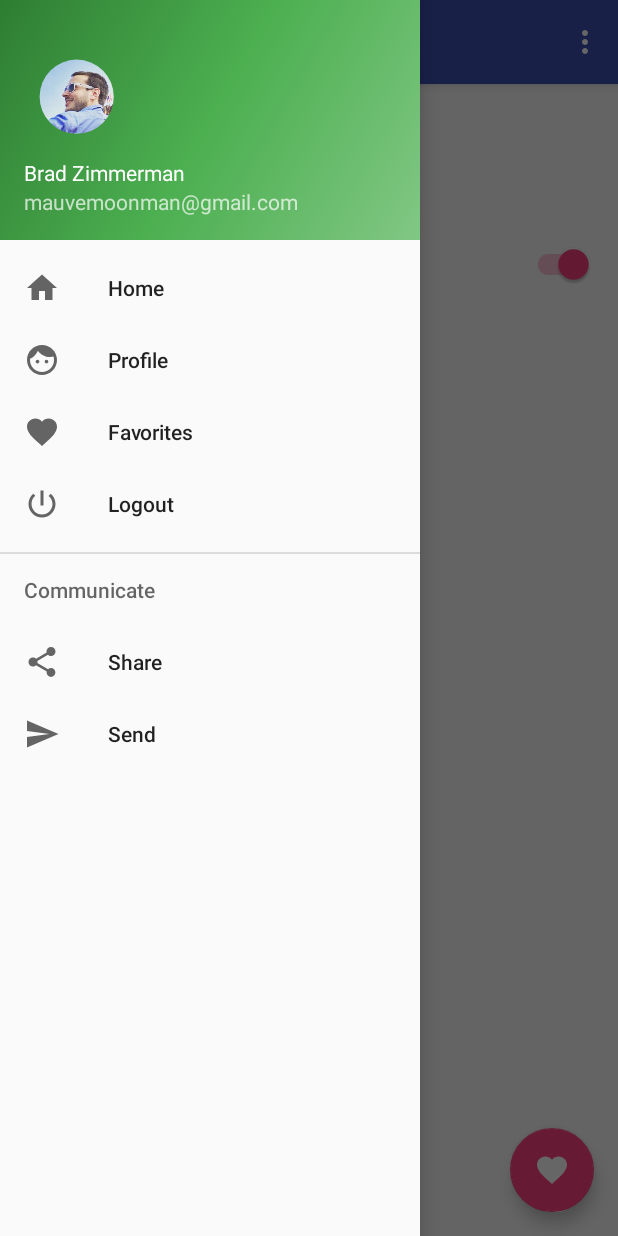
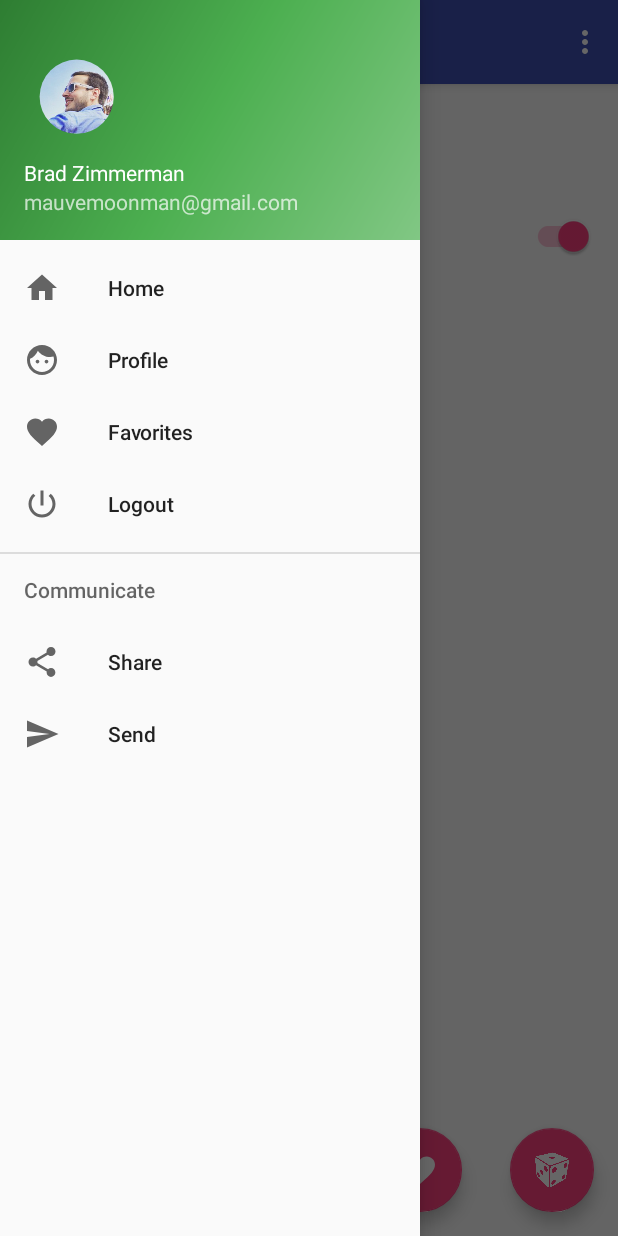
Before and after one commit to BradZzz/RedShuffle, an Android app: the screen it shows after launch (MainActivity), with the side drawer open, on a phone screen of 412 x 824 dp. Run offline under Robolectric (Android 15) with nearby library versions, the phone set to English and light mode, and no system bars; libraries missing offline, so code that uses them is left out: com.koushikdutta.ion; pictures from the network do not load.

Commit message:
first commit

```diff
--- a/app/src/main/java/com/bradz/dotdashdot/randomreddit/activity/MainActivity.java
+++ b/app/src/main/java/com/bradz/dotdashdot/randomreddit/activity/MainActivity.java
@@ -28,11 +28,14 @@ import android.support.v7.widget.Toolbar;
 import android.view.Menu;
 import android.view.MenuItem;
 import android.view.ViewGroup;
+import android.view.animation.Animation;
+import android.view.animation.AnimationUtils;
 import android.widget.Button;
 import android.widget.CompoundButton;
 import android.widget.CursorAdapter;
 import android.widget.ImageView;
 import android.widget.ListView;
+import android.widget.ScrollView;
 import android.widget.TextView;
 import android.widget.Toast;
 
@@ -48,6 +51,7 @@ import java.util.Date;
 public class MainActivity extends AppCompatActivity implements NavigationView.OnNavigationItemSelectedListener {
     private CursorAdapter mCursorAdapter;
     ContentResolver mResolver;
+    private Context self;
 
     private TextView mUpdatedTextView;
     private String TAG = this.getClass().getCanonicalName();
@@ -69,17 +73,19 @@ public class MainActivity extends AppCompatActivity implements NavigationView.On
 
     private View titleToolbar;
     private TextView tView;
+    private ListView listView;
 
     @Override
     protected void onCreate(Bundle savedInstanceState) {
         super.onCreate(savedInstanceState);
         setContentView(R.layout.activity_main);
+        self = this;
 
         sharedpreferences = getSharedPreferences(Statics.SHAREDSETTINGS, Context.MODE_PRIVATE);
         subredditpreferences = getSharedPreferences(Statics.CURRENTSUB, Context.MODE_PRIVATE);
 
         initToolbar();
-        initButtons();
+        //initButtons();
         initWidgets();
         initActionBar();
 
@@ -91,8 +97,6 @@ public class MainActivity extends AppCompatActivity implements NavigationView.On
         Cursor existingStocksCursor = getContentResolver().query(StockPriceContentProvider.CONTENT_URI,null,null,null,null);
 
         tView = ((TextView) titleToolbar.findViewById(R.id.title));
-
-        setDate();
 
         mCursorAdapter = new CursorAdapter(this,existingStocksCursor,0) {
             @Override
@@ -151,12 +155,16 @@ public class MainActivity extends AppCompatActivity implements NavigationView.On
                         startActivity(i);
                     }
                 });
+
+                //setDescription();
             }
         };
 
 
-        ListView listView = (ListView) findViewById(R.id.stock_price_list);
+        listView = (ListView) findViewById(R.id.stock_price_list);
         listView.setAdapter(mCursorAdapter);
+
+        setDate();
         decideSync();
     }
 
@@ -196,12 +204,6 @@ public class MainActivity extends AppCompatActivity implements NavigationView.On
     private void startSync(){
         Log.i(TAG,"startSync");
         ContentResolver.setIsSyncable(mAccount, AUTHORITY, 1);
-
-        //Bundle settingsBundle = new Bundle();
-        //settingsBundle.putBoolean(ContentResolver.SYNC_EXTRAS_MANUAL, true);
-        //settingsBundle.putBoolean(ContentResolver.SYNC_EXTRAS_EXPEDITED, true);
-
-        //ContentResolver.requestSync(mAccount, AUTHORITY, settingsBundle);
         ContentResolver.setSyncAutomatically(mAccount,AUTHORITY,true);
         ContentResolver.addPeriodicSync(mAccount, AUTHORITY, Bundle.EMPTY, 60);
     }
@@ -211,24 +213,6 @@ public class MainActivity extends AppCompatActivity implements NavigationView.On
 
         ContentResolver.setIsSyncable(mAccount, AUTHORITY, 0);
         ContentResolver.cancelSync(mAccount, AUTHORITY);
-    }
-
-    private void initButtons(){
-        Button reroll = (Button) findViewById(R.id.reroll);
-        reroll.setOnClickListener(new View.OnClickListener() {
-            @Override
-            public void onClick(View view) {
-                Toast.makeText(getApplicationContext(), "Rerolling...", Toast.LENGTH_SHORT).show();
-
-                ContentResolver.setIsSyncable(mAccount, AUTHORITY, 1);
-                ContentResolver.setSyncAutomatically(mAccount,AUTHORITY,false);
-
-                Bundle settingsBundle = new Bundle();
-                settingsBundle.putBoolean(ContentResolver.SYNC_EXTRAS_MANUAL, true);
-                settingsBundle.putBoolean(ContentResolver.SYNC_EXTRAS_EXPEDITED, true);
-                ContentResolver.requestSync(mAccount, AUTHORITY, settingsBundle);
-            }
-        });
     }
 
     private void initWidgets(){
@@ -253,8 +237,8 @@ public class MainActivity extends AppCompatActivity implements NavigationView.On
         Toolbar toolbar = (Toolbar) findViewById(R.id.toolbar);
         setSupportActionBar(toolbar);
 
-        FloatingActionButton fab = (FloatingActionButton) findViewById(R.id.fab);
-        fab.setOnClickListener(new View.OnClickListener() {
+        FloatingActionButton fab_fav = (FloatingActionButton) findViewById(R.id.fab_fav);
+        fab_fav.setOnClickListener(new View.OnClickListener() {
             @Override
             public void onClick(View view) {
                 Snackbar.make(view, "Sub added to favorites", Snackbar.LENGTH_LONG).setAction("Action", null).show();
@@ -269,8 +253,11 @@ public class MainActivity extends AppCompatActivity implements NavigationView.On
                     contentValues.put(StockDBHelper.COLUMN_SEEN, 1);
 
                     String publicDesc = subredditpreferences.getString(Statics.CURRENTSUB_PUBLICDESCRIPTION,"");
+                    String description = subredditpreferences.getString(Statics.CURRENTSUB_DESCRIPTION,"");
                     if (!publicDesc.equals("")) {
                         contentValues.put(StockDBHelper.COLUMN_DESCRIPTION, publicDesc);
+                    } else if (!description.equals("")) {
+                        contentValues.put(StockDBHelper.COLUMN_DESCRIPTION, description);
                     }
 
                     Boolean nsfw = subredditpreferences.getBoolean(Statics.CURRENTSUB_NSFW,false);
@@ -279,6 +266,25 @@ public class MainActivity extends AppCompatActivity implements NavigationView.On
                     contentValues.put(StockDBHelper.COLUMN_CREATED, "" + (System.currentTimeMillis() % 1000));
                     mResolver.insert(StockPriceContentProvider.CONTENT_URI_SUBS, contentValues);
                 }
+            }
+        });
+
+        FloatingActionButton fab_reroll = (FloatingActionButton) findViewById(R.id.fab_reroll);
+        fab_reroll.setOnClickListener(new View.OnClickListener() {
+            @Override
+            public void onClick(View view) {
+                Toast.makeText(getApplicationContext(), "Rerolling...", Toast.LENGTH_SHORT).show();
+
+                ContentResolver.setIsSyncable(mAccount, AUTHORITY, 1);
+                ContentResolver.setSyncAutomatically(mAccount,AUTHORITY,false);
+
+                Bundle settingsBundle = new Bundle();
+                settingsBundle.putBoolean(ContentResolver.SYNC_EXTRAS_MANUAL, true);
+                settingsBundle.putBoolean(ContentResolver.SYNC_EXTRAS_EXPEDITED, true);
+                ContentResolver.requestSync(mAccount, AUTHORITY, settingsBundle);
+
+                Animation animation = AnimationUtils.loadAnimation(self, R.anim.rotate_center);
+                view.startAnimation(animation);
             }
         });
 
@@ -319,13 +325,28 @@ public class MainActivity extends AppCompatActivity implements NavigationView.On
         mUpdatedTextView = (TextView) findViewById(R.id.updated_text);
         String currentDateTimeString = DateFormat.getDateTimeInstance().format(new Date());
         mUpdatedTextView.setText("Last updated: "+currentDateTimeString);
+        setDescription();
+    }
 
+    private void setDescription(){
         String description_pref = subredditpreferences.getString(Statics.CURRENTSUB_PUBLICDESCRIPTION,"");
+        TextView description_text = (TextView) findViewById(R.id.description_text);
+        ScrollView description_scroll = (ScrollView) findViewById(R.id.description_scroll);
+
+        Log.i("Description",description_pref);
 
         if (!description_pref.equals("")) {
-            TextView description_text = (TextView) findViewById(R.id.description_text);
+            description_text.setVisibility(View.VISIBLE);
             description_text.setText(description_pref);
+            //if (!description_pref.equals(description_text.getText().toString())) {
+                description_text.setText(description_pref);
+            //}
+        } else {
+            description_text.setVisibility(View.GONE);
         }
+
+        description_scroll.smoothScrollTo(0,0);
+        listView.smoothScrollToPosition(0);
     }
 
     public static Account createSyncAccount(Context context) {
--- a/app/src/main/java/com/bradz/dotdashdot/randomreddit/utils/Statics.java
+++ b/app/src/main/java/com/bradz/dotdashdot/randomreddit/utils/Statics.java
@@ -35,8 +35,5 @@ public class Statics {
         for (int key : keys) {
             stringMap.put(key,self.getResources().getString(key));
         }
-        //String mystring = context.getResources().getString(R.string.mystring);
     }
-    //String mystring = getResources().getString(R.string.mystring);
-    //public static String CONTENT_PROVIDER = "com.bradz.dotdashdot.randomreddit.StockPriceContentProvider";
 }
--- a/app/src/main/res/layout/app_bar_main.xml
+++ b/app/src/main/res/layout/app_bar_main.xml
@@ -24,12 +24,26 @@
 
     <include layout="@layout/content_main" />
 
-    <android.support.design.widget.FloatingActionButton
-        android:id="@+id/fab"
+    <LinearLayout
+        android:orientation="horizontal"
         android:layout_width="wrap_content"
         android:layout_height="wrap_content"
-        android:layout_gravity="bottom|end"
-        android:layout_margin="@dimen/fab_margin"
-        android:src="@drawable/ic_favorite_white" />
+        android:layout_gravity="bottom|end">
+
+        <android.support.design.widget.FloatingActionButton
+            android:id="@+id/fab_fav"
+            android:layout_width="wrap_content"
+            android:layout_height="wrap_content"
+            android:layout_margin="@dimen/fab_margin"
+            android:src="@drawable/ic_favorite_white" />
+
+        <android.support.design.widget.FloatingActionButton
+            android:id="@+id/fab_reroll"
+            android:layout_width="wrap_content"
+            android:layout_height="wrap_content"
+            android:layout_margin="@dimen/fab_margin"
+            android:src="@drawable/white_die" />
+
+    </LinearLayout>
 
 </android.support.design.widget.CoordinatorLayout>
--- a/app/src/main/res/layout/content_main.xml
+++ b/app/src/main/res/layout/content_main.xml
@@ -13,8 +13,9 @@
     tools:showIn="@layout/app_bar_main">
 
     <ScrollView
+        android:id="@+id/description_scroll"
         android:layout_width="match_parent"
-        android:layout_height="70dp"
+        android:layout_height="60dp"
         android:layout_margin="5dp">
         <TextView
             android:id="@+id/description_text"
@@ -27,37 +28,31 @@
 
     <LinearLayout
         android:layout_width="match_parent"
-        android:layout_height="50dp"
+        android:layout_height="wrap_content"
+        android:orientation="vertical">
+
+        <LinearLayout
+            android:layout_width="match_parent"
+            android:layout_height="30dp"
+            android:gravity="start|center"
             android:orientation="horizontal">
 
-        <Button
-            android:id="@+id/reroll"
-            style="@style/Widget.AppCompat.Button.Colored"
-            android:layout_width="wrap_content"
-            android:layout_height="wrap_content"
-            android:text="Reroll"
-            android:enabled="true" />
+            <TextView
+                android:id="@+id/updated_text"
+                android:textAlignment="textStart"
+                android:textSize="12sp"
+                android:layout_weight="1"
+                android:layout_width="match_parent"
+                android:layout_height="wrap_content" />
 
             <android.support.v7.widget.SwitchCompat
                 android:id="@+id/switch_compat"
                 android:layout_width="match_parent"
                 android:layout_height="wrap_content"
-            android:layout_weight="3"
+                android:layout_weight="4"
                 android:checked="true"/>
 
         </LinearLayout>
-
-    <LinearLayout
-        android:layout_width="match_parent"
-        android:layout_height="wrap_content"
-        android:orientation="vertical">
-
-        <TextView
-            android:id="@+id/updated_text"
-            android:textAlignment="textStart"
-            android:textSize="14sp"
-            android:layout_width="wrap_content"
-            android:layout_height="wrap_content" />
 
         <ListView
             android:id="@+id/stock_price_list"
```
Also changed, not shown: app/src/main/res/anim/rotate_center.xml (added, +14 -0 lines), app/src/main/res/drawable/ic_cached_white.xml (added, +9 -0 lines), app/src/main/res/drawable/white_die.png (added). Lines whose indentation alone changed are shown as unchanged.
